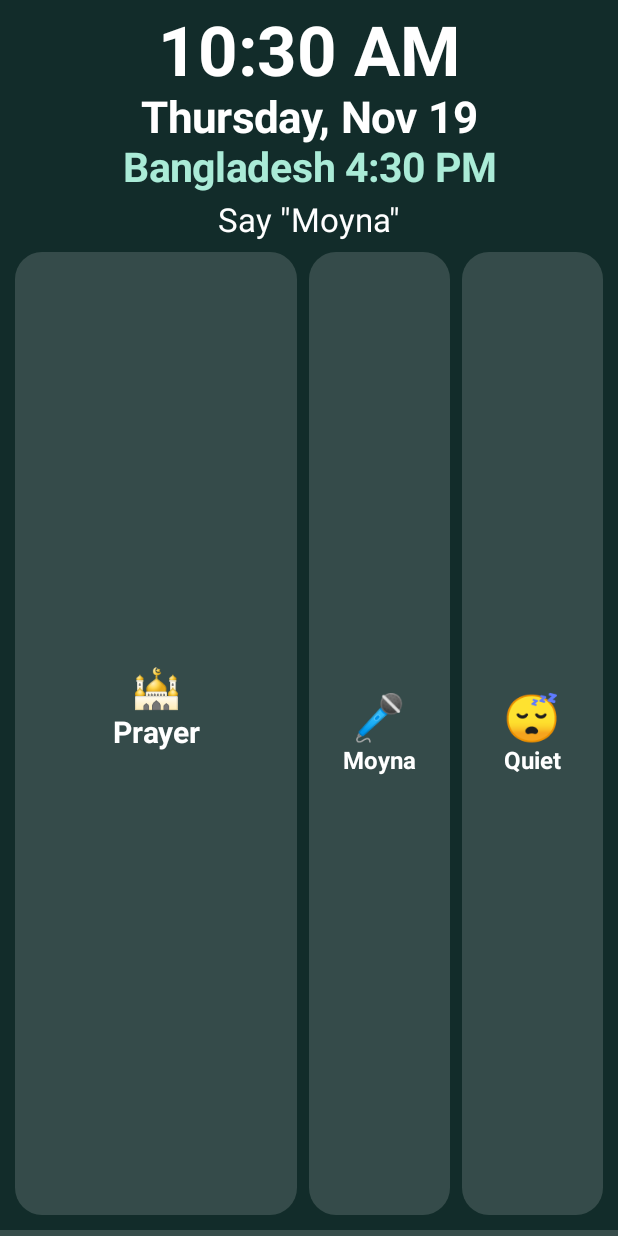
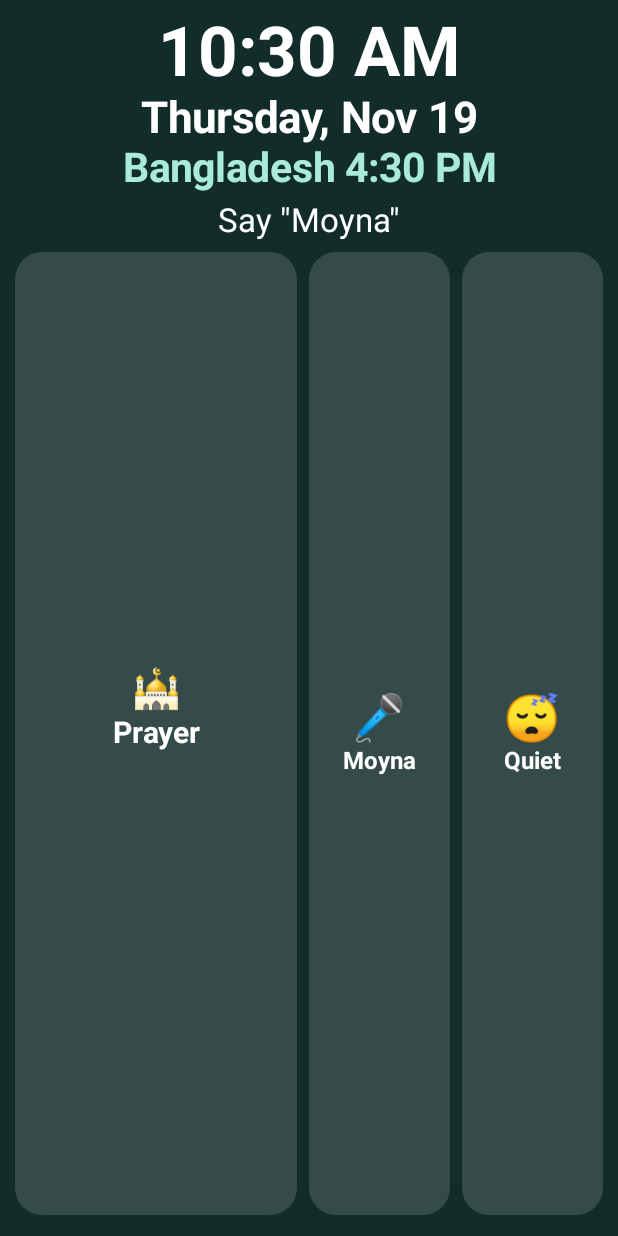
Before and after one commit to Intiseier/moyna-bengali-home-hub, an Android app: the screen it shows after launch (MainActivity), on a phone screen of 412 x 824 dp. Run offline under Robolectric (Android 15) with nearby library versions, the phone set to English and light mode, and no system bars; pictures from the network do not load; 1 statement that could not run was skipped.

Commit message:
Kid lock, voice light control, 15-second holds, no talk-time bar
- Admin screen: kid lock switches the screen off (device owner lockNow), hides the
  back button, ignores taps and the wake word; volume-up 5 times unlocks.
- "Moyna" then "light off koro" / "food on" / "lights off": new set_light tool.
- Admin hold is 15 seconds; the green talk-time bar is gone.

Co-Authored-By: Claude Opus 5.5 <noreply@anthropic.com>

```diff
--- a/app/src/main/java/app/moyna/Kiosk.kt
+++ b/app/src/main/java/app/moyna/Kiosk.kt
@@ -54,5 +54,10 @@ object Kiosk {
         } catch (e: Exception) { Log.w("Moyna", "kiosk exit problem: ${e.message}") }
     }
 
+    /** Switch the screen off now, like the power button (kid lock). Needs device owner; false if it can't. */
+    fun screenOff(c: Context): Boolean = try {
+        if (isOwner(c)) { dpm(c).lockNow(); true } else false
+    } catch (e: Exception) { Log.w("Moyna", "screen off not allowed: ${e.message}"); false }
+
     fun turnOn(a: Activity) { prefs(a).edit().putBoolean("kiosk_off", false).apply(); enter(a) }
 }
--- a/app/src/main/java/app/moyna/MainActivity.kt
+++ b/app/src/main/java/app/moyna/MainActivity.kt
@@ -15,8 +15,11 @@ import android.os.Looper
 import android.os.SystemClock
 import android.util.Log
 import android.view.Gravity
+import android.view.KeyEvent
 import android.view.MotionEvent
 import android.view.View
+import android.view.WindowInsets
+import android.view.WindowInsetsController
 import android.view.WindowManager
 import android.widget.FrameLayout
 import android.widget.LinearLayout
@@ -42,8 +45,6 @@ class MainActivity : Activity() {
     private lateinit var talk: LinearLayout        // shown instead of the tiles during a conversation
     private lateinit var talkText: TextView
     private lateinit var stop: TextView
-    private lateinit var usageFill: View
-    private lateinit var usageRest: View
     private val tileViews = HashMap<String, LinearLayout>()
     private val tileEmoji = HashMap<String, TextView>()
     private val tileSubs = HashMap<String, TextView>()
@@ -142,19 +143,9 @@ class MainActivity : Activity() {
             addView(talk, LinearLayout.LayoutParams(-1, 0, 1f))
         }
 
-        // Thin talk-time bar along the very bottom: fills as Moyna is used today, empties at midnight.
-        usageFill = View(this); usageRest = View(this)
-        val usageBar = LinearLayout(this).apply {
-            orientation = LinearLayout.HORIZONTAL
-            setBackgroundColor(Color.argb(40, 255, 255, 255))
-            addView(usageFill, LinearLayout.LayoutParams(0, -1, 0f))
-            addView(usageRest, LinearLayout.LayoutParams(0, -1, 1f))
-        }
-        root = FrameLayout(this).apply {
-            addView(column, FrameLayout.LayoutParams(-1, -1))
-            addView(usageBar, FrameLayout.LayoutParams(-1, dp(4), Gravity.BOTTOM))
-        }
+        root = FrameLayout(this).apply { addView(column, FrameLayout.LayoutParams(-1, -1)) }
         setContentView(root)
+        MoynaHub.locked = getSharedPreferences("moyna", Context.MODE_PRIVATE).getBoolean("kid_lock", false)
         handleTestIntent(intent)
     }
 
@@ -318,8 +309,6 @@ class MainActivity : Activity() {
         super.onStart()
         MoynaHub.listener = { s, d -> runOnUiThread { show(s, d) } }
         show(MoynaHub.state, MoynaHub.detail)
-        MoynaHub.usageListener = { u, alert -> runOnUiThread { showUsage(u, alert) } }
-        showUsage(MoynaHub.usage, MoynaHub.usageAlert)
         HubData.onChange = { runOnUiThread { fillTiles() } }
         Lights.listener = { runOnUiThread { fillLights() } }
         lightsCheckedAt = 0L
@@ -340,7 +329,6 @@ class MainActivity : Activity() {
 
     override fun onStop() {
         MoynaHub.listener = null
-        MoynaHub.usageListener = null
         HubData.onChange = null
         Lights.listener = null
         ui.removeCallbacks(tick)
@@ -365,7 +353,12 @@ class MainActivity : Activity() {
             dhaka.text = "Bangladesh " + now.withZoneSameInstant(ZoneId.of("Asia/Dhaka")).format(timeFmt)
             applyLook()
             // Live data only while the screen is lit in the daytime: no polling in the dark night look.
-            if (!(night && !awake())) {
+            // Kid lock: if the power button woke the screen, switch it off again after a few seconds.
+            if (MoynaHub.locked && screenOffWorks &&
+                SystemClock.elapsedRealtime() - lastTouch > MoynaConfig.KID_LOCK_AWAKE_SECONDS * 1000L) {
+                lastTouch = SystemClock.elapsedRealtime(); screenOffWorks = Kiosk.screenOff(this@MainActivity)
+            }
+            if (!(night && !awake()) && !MoynaHub.locked) {
                 if (Bus.ready() && Bus.ageSeconds() >= MoynaConfig.BUS_REFRESH_SECONDS) Bus.refresh()
                 if (Weather.ready() && Weather.ageMinutes() >= MoynaConfig.WEATHER_REFRESH_MINUTES) Weather.refresh()
                 // Lights can change from Alexa, their own timers or the wall: check every 30 s.
@@ -415,7 +408,19 @@ class MainActivity : Activity() {
             else -> MoynaConfig.BRIGHT_DAY_IDLE
         }
         val lp = window.attributes
-        if (lp.screenBrightness != b) { lp.screenBrightness = b; window.attributes = lp }
+        val bright = if (MoynaHub.locked) MoynaConfig.BRIGHT_NIGHT else b
+        if (lp.screenBrightness != bright) { lp.screenBrightness = bright; window.attributes = lp }
+        showSystemBars(!MoynaHub.locked)
+        // Kid lock: let the phone's own screen timeout switch the screen off (also a backup for screenOff()).
+        if (MoynaHub.locked) window.clearFlags(WindowManager.LayoutParams.FLAG_KEEP_SCREEN_ON)
+        else window.addFlags(WindowManager.LayoutParams.FLAG_KEEP_SCREEN_ON)
+        if (MoynaHub.locked) {
+            // Kid lock: all black, nothing to see or press.
+            root.setBackgroundColor(Color.BLACK)
+            for (v in listOf(clock, date, dhaka, status, grid, talk)) v.visibility = View.INVISIBLE
+            return
+        }
+        for (v in listOf(clock, date, dhaka)) v.visibility = View.VISIBLE
 
         root.setBackgroundColor(if (darkLook) Color.BLACK else background())
         val ink = if (darkLook) Color.rgb(120, 120, 120) else Color.WHITE
@@ -439,12 +444,23 @@ class MainActivity : Activity() {
     // A touch while the screen is in its dark night look only wakes the screen; it does not press anything.
     private var swallow = false
     private val openAdmin = Runnable { askPin() }
+    private val unlock = Runnable { setKidLock(false) }
     override fun dispatchTouchEvent(ev: MotionEvent): Boolean {
-        // Hidden admin screen: keep a finger on the big clock for 10 seconds.
+        val hold = MoynaConfig.HOLD_SECONDS * 1000L
+        if (MoynaHub.locked) {
+            // Kid lock: every touch is ignored. Only if the screen can't be switched off (no device owner),
+            // a finger held anywhere for HOLD_SECONDS unlocks instead of the volume button.
+            if (!screenOffWorks) when (ev.action) {
+                MotionEvent.ACTION_DOWN -> ui.postDelayed(unlock, hold)
+                MotionEvent.ACTION_UP, MotionEvent.ACTION_CANCEL -> ui.removeCallbacks(unlock)
+            }
+            return true
+        }
+        // Hidden admin screen: keep a finger on the big clock for HOLD_SECONDS.
         when (ev.action) {
             MotionEvent.ACTION_DOWN -> {
                 val r = android.graphics.Rect()
-                if (clock.getGlobalVisibleRect(r) && r.contains(ev.rawX.toInt(), ev.rawY.toInt())) ui.postDelayed(openAdmin, 10_000)
+                if (clock.getGlobalVisibleRect(r) && r.contains(ev.rawX.toInt(), ev.rawY.toInt())) ui.postDelayed(openAdmin, hold)
             }
             MotionEvent.ACTION_UP, MotionEvent.ACTION_CANCEL -> ui.removeCallbacks(openAdmin)
         }
@@ -487,18 +503,44 @@ class MainActivity : Activity() {
         applyLook()
     }
 
-    /** Green normally, amber when close to the daily amount, red past it or after a quota refusal. */
-    private fun showUsage(used: Float, alert: Boolean) {
-        val f = used.coerceIn(0f, 1f)
-        val color = when {
-            alert || used >= 1f -> Color.rgb(230, 60, 50)
-            used >= 0.8f -> Color.rgb(240, 170, 40)
-            else -> Color.rgb(90, 200, 120)
+    /** Kid lock on or off (kept across restarts). */
+    private fun setKidLock(on: Boolean) {
+        MoynaHub.locked = on
+        getSharedPreferences("moyna", Context.MODE_PRIVATE).edit().putBoolean("kid_lock", on).apply()
+        Log.i("Moyna", "kid lock ${if (on) "on" else "off"}")
+        Events.log("kid_lock", "on" to on)
+        ui.removeCallbacks(openAdmin)
+        lastTouch = SystemClock.elapsedRealtime()
+        show(state, detail); fillTiles()
+        if (on) ui.postDelayed({ if (MoynaHub.locked) screenOffWorks = Kiosk.screenOff(this) }, 500)
+    }
+    /** False when the phone won't let Moyna switch the screen off; the kid lock is then a black screen. */
+    private var screenOffWorks = true
+
+    /** Hide the back button and status bar during the kid lock (a swipe from the edge shows them briefly). */
+    private var barsShown = true
+    private fun showSystemBars(show: Boolean) {
+        if (show == barsShown) return
+        barsShown = show
+        val c = window.insetsController ?: return
+        val bars = WindowInsets.Type.navigationBars() or WindowInsets.Type.statusBars()
+        if (show) c.show(bars) else {
+            c.systemBarsBehavior = WindowInsetsController.BEHAVIOR_SHOW_TRANSIENT_BARS_BY_SWIPE
+            c.hide(bars)
         }
-        usageFill.setBackgroundColor(color)
-        (usageFill.layoutParams as LinearLayout.LayoutParams).weight = if (alert) 1f else f
-        (usageRest.layoutParams as LinearLayout.LayoutParams).weight = if (alert) 0f else 1f - f
-        usageFill.requestLayout()
+    }
+
+    // Kid lock: volume-up pressed UNLOCK_PRESSES times within 4 seconds unlocks. All keys do nothing else.
+    private val volumePresses = ArrayList<Long>()
+    override fun dispatchKeyEvent(event: KeyEvent): Boolean {
+        if (!MoynaHub.locked) return super.dispatchKeyEvent(event)
+        lastTouch = SystemClock.elapsedRealtime()
+        if (event.keyCode == KeyEvent.KEYCODE_VOLUME_UP && event.action == KeyEvent.ACTION_DOWN && event.repeatCount == 0) {
+            val now = SystemClock.elapsedRealtime()
+            volumePresses.add(now); volumePresses.removeAll { now - it > 4_000 }
+            if (volumePresses.size >= MoynaConfig.UNLOCK_PRESSES) { volumePresses.clear(); setKidLock(false) }
+        }
+        return true
     }
 
     // ---------- hidden admin screen (for the family member who looks after Moyna) ----------
@@ -591,6 +633,7 @@ class MainActivity : Activity() {
             prefs.edit().putString("ui_lang", if (english()) "bn" else "en").apply()
             show(state, detail); fillTiles()
         }
+        button("Kid lock: screen off, taps ignored (press volume-up ${MoynaConfig.UNLOCK_PRESSES} times to undo)") { dialog.dismiss(); setKidLock(true) }
         button("Play the azan now (test)") { dialog.dismiss(); MoynaHub.engine?.playAzan("test") }
         button("Refresh") { }
         button("Exit kiosk (use the phone normally)") {
@@ -628,6 +671,10 @@ class MainActivity : Activity() {
         // --es azan test : play the azan now.   --ez admin true : open the admin screen (asks for the PIN).
         intent?.getStringExtra("azan")?.let { intent.removeExtra("azan"); MoynaHub.engine?.playAzan(it) }
         if (intent?.getBooleanExtra("admin", false) == true) { intent.removeExtra("admin"); root.post { askPin() } }
+        // --ez kid_lock true|false : switch the kid lock on or off (same as the admin screen button / volume-up).
+        if (intent?.hasExtra("kid_lock") == true) {
+            val on = intent.getBooleanExtra("kid_lock", false); intent.removeExtra("kid_lock"); root.post { setKidLock(on) }
+        }
         if (intent?.getBooleanExtra("echo_test", false) == true) {
             intent.removeExtra("echo_test")
             root.postDelayed({ MoynaHub.engine?.echoTest(getExternalFilesDir(null)!!) }, 500)
--- a/app/src/main/java/app/moyna/MoynaConfig.kt
+++ b/app/src/main/java/app/moyna/MoynaConfig.kt
@@ -35,6 +35,12 @@ object MoynaConfig {
     // Day / night, by the clock (24-hour): the dark night look from NIGHT_FROM_HOUR until NIGHT_UNTIL_HOUR.
     const val NIGHT_FROM_HOUR = 23
     const val NIGHT_UNTIL_HOUR = 4
+    // Hold a finger down this long to open the admin screen (on the clock) or, only on a phone where Moyna is not device owner, to undo the kid lock.
+    const val HOLD_SECONDS = 15
+    // Kid lock: press volume-up this many times (within a few seconds) to unlock. A screen woken by the
+    // power button while locked switches itself off again after KID_LOCK_AWAKE_SECONDS.
+    const val UNLOCK_PRESSES = 5
+    const val KID_LOCK_AWAKE_SECONDS = 10
     // In the day the screen dims after this long without a touch; at night it goes dark after this long.
     const val IDLE_DIM_SECONDS = 120
     const val NIGHT_AWAKE_SECONDS = 30
@@ -163,6 +169,11 @@ object MoynaConfig {
           the minutes she says (60 if she gives no time; for "tonight" use minutes until 7 in
           the morning). Never call go_to_sleep for TV sound or anything not clearly said to you.
         - If she asks for louder or quieter sound, call set_volume.
+        - If she asks to turn a light on or off, in Bengali, English or a mix ("light off koro",
+          "বাতি নিভাও", "বাতি জ্বালাও", "food on", "lights off"), call set_light with that light.
+          On = on / চালু / জ্বালাও / খোলো; off = off / বন্ধ / নিভাও. "Lights" with no name, or
+          "সব", means all. Then say only a very short confirmation such as "বাতি বন্ধ করলাম।"
+          If it failed, say only that the light did not answer.
         - For when her bus comes, call get_bus_times. For the weather where she lives, call
           get_weather. For prayer (namaz) times, call get_prayer_times. These are instant; use
           them instead of look_up, and say only what she asked for.
--- a/app/src/main/java/app/moyna/MoynaService.kt
+++ b/app/src/main/java/app/moyna/MoynaService.kt
@@ -25,7 +25,11 @@ object MoynaHub {
         listener?.invoke(s, d)
     }
 
-    // Talk-time bar: share of today's DAILY_TALK_MINUTES used (can go above 1), and whether
+    // Kid lock (admin screen): the screen switches off (or is black, if it can't), taps are ignored and
+    // Moyna ignores her name. Volume-up pressed UNLOCK_PRESSES times unlocks it. The azan still plays.
+    @Volatile var locked = false
+
+    // Talk time (shown in the admin screen): share of today's DAILY_TALK_MINUTES used (can go above 1), and whether
     // Google refused a request for quota reasons recently.
     @Volatile var usage = 0f
     @Volatile var usageAlert = false
@@ -58,7 +62,7 @@ class MoynaService : Service() {
         wifiLock = applicationContext.getSystemService(WifiManager::class.java)
             .createWifiLock(WifiManager.WIFI_MODE_FULL_HIGH_PERF, "moyna:wifi").apply { acquire() }
 
-        val engine = MoynaEngine(applicationContext, MoynaHub::publish) { showScreen() }
+        val engine = MoynaEngine(applicationContext, MoynaHub::publish) { if (!MoynaHub.locked) showScreen() }   // kid lock: stay dark
         MoynaHub.engine = engine
         engine.start()
         Log.i("Moyna", "service started")
--- a/app/src/main/res/xml/device_admin.xml
+++ b/app/src/main/res/xml/device_admin.xml
@@ -1,5 +1,7 @@
 <?xml version="1.0" encoding="utf-8"?>
-<!-- Moyna asks for no special admin policies. Being "device owner" is only used for kiosk mode. -->
+<!-- Being "device owner" is used for kiosk mode. force-lock lets the kid lock switch the screen off. -->
 <device-admin xmlns:android="http://schemas.android.com/apk/res/android">
-    <uses-policies />
+    <uses-policies>
+        <force-lock />
+    </uses-policies>
 </device-admin>
```
Also changed, not shown: app/src/main/java/app/moyna/GeminiLiveClient.kt (+12 -0 lines), app/src/main/java/app/moyna/Lights.kt (+12 -2 lines), app/src/main/java/app/moyna/MoynaEngine.kt (+17 -1 lines), 1 other file.
